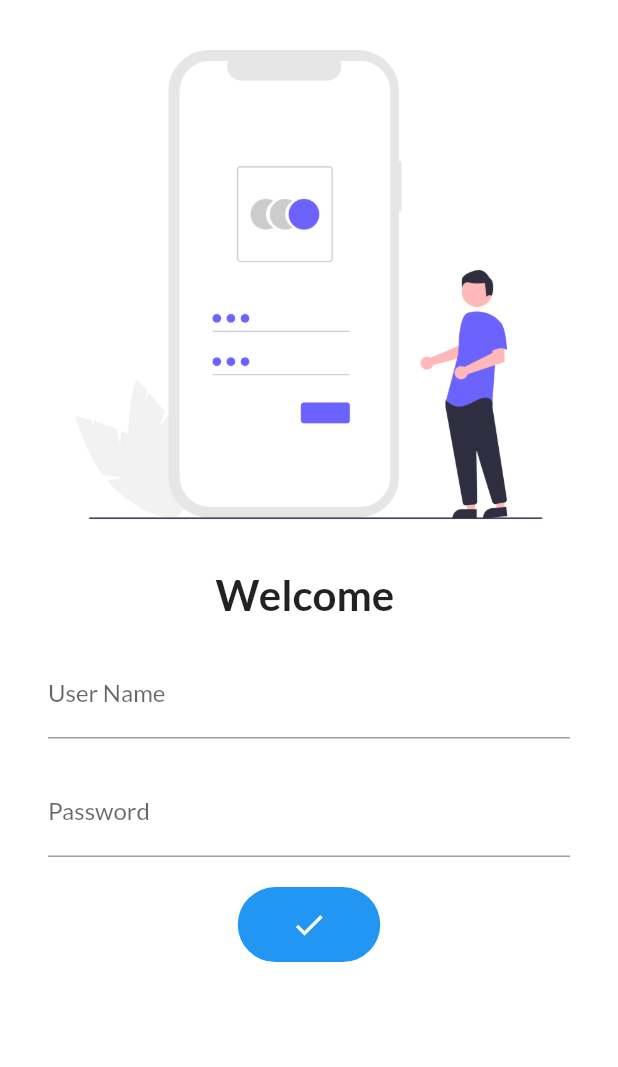
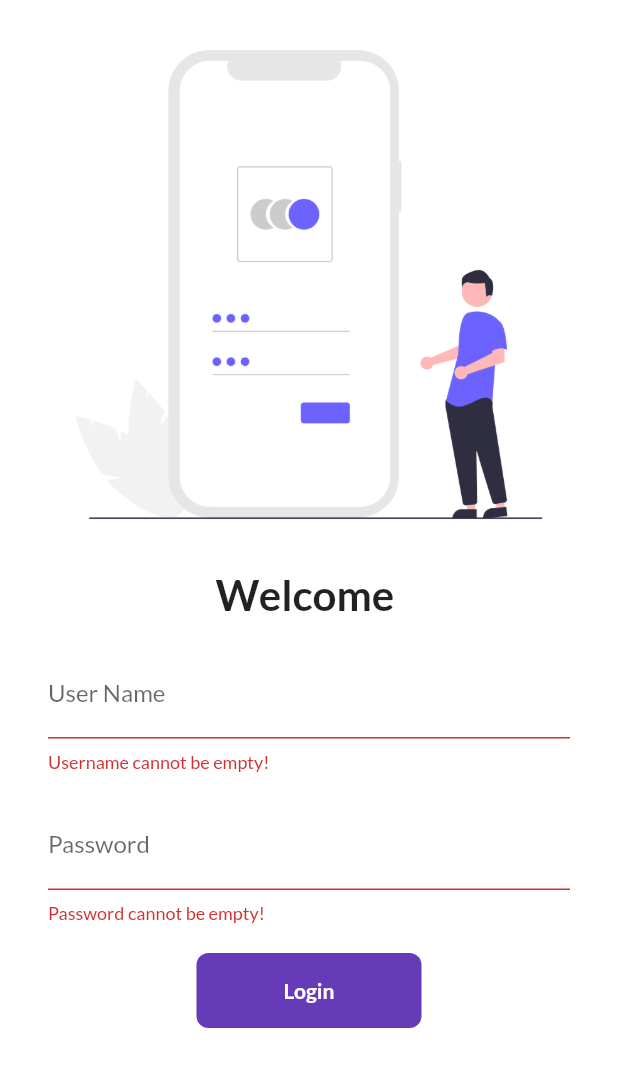
Before and after one commit to ritesh-15/flutter-tutorial, a Flutter app: the screen it shows after launch, after a tap on "Login", on a phone screen of 412 x 824 dp. Shown: the top 1067 px of the screen. Run offline on Flutter 3.47's test engine with Material 2 defaults, Android fonts, the phone set to English and light mode, and no system bars; our stand-ins replace google_fonts.

```diff
--- a/lib/pages/login_page.dart
+++ b/lib/pages/login_page.dart
@@ -12,10 +12,25 @@ class _LoginPageState extends State<LoginPage> {
   String name = "";
   bool changeButton = false;
 
+  final _formKey = GlobalKey<FormState>();
+
+  moveToHome(BuildContext context) async {
+    if (_formKey.currentState != null && _formKey.currentState!.validate()) {
+      setState(() => {changeButton = true});
+      await Future.delayed(Duration(seconds: 1));
+      await Navigator.pushNamed(context, NavigationRoutes.homeRoute);
+      setState(() {
+        changeButton = false;
+      });
+    }
+  }
+
   @override
   Widget build(BuildContext context) {
     return Material(
         color: Colors.white,
+        child: Form(
+          key: _formKey,
           child: Column(
             children: [
               Image.asset(
@@ -24,7 +39,8 @@ class _LoginPageState extends State<LoginPage> {
               ),
               Text(
                 "Welcome $name",
-              style: const TextStyle(fontSize: 28, fontWeight: FontWeight.bold),
+                style:
+                    const TextStyle(fontSize: 28, fontWeight: FontWeight.bold),
               ),
               const SizedBox(
                 height: 20,
@@ -35,7 +51,15 @@ class _LoginPageState extends State<LoginPage> {
                   children: [
                     TextFormField(
                       decoration: const InputDecoration(
-                        label: Text("User Name"), hintText: "Username"),
+                        label: Text("User Name"),
+                        hintText: "Username",
+                      ),
+                      validator: (value) {
+                        if (value != null && value.isEmpty) {
+                          return "Username cannot be empty!";
+                        }
+                        return null;
+                      },
                       onChanged: (value) {
                         name = value;
                         setState(() => {});
@@ -48,45 +72,45 @@ class _LoginPageState extends State<LoginPage> {
                       decoration: const InputDecoration(
                           label: Text("Password"), hintText: "Password"),
                       obscureText: true,
+                      validator: (value) {
+                        if (value != null && value.isEmpty) {
+                          return "Password cannot be empty!";
+                        } else if (value != null && value.length < 6) {
+                          return "Password length should be greater than 6!";
+                        }
+
+                        return null;
+                      },
                     ),
                     const SizedBox(
                       height: 20,
                     ),
-                  InkWell(
+                    Material(
+                      borderRadius:
+                          BorderRadius.circular(changeButton ? 50 : 8),
+                      color: Colors.deepPurple,
+                      child: InkWell(
                           child: AnimatedContainer(
                             width: changeButton ? 50 : 150,
                             height: 50,
-                      duration: const Duration(seconds: 2),
+                            duration: const Duration(seconds: 1),
                             alignment: Alignment.center,
-                      decoration: BoxDecoration(
-                          color: Colors.blue,
-                          borderRadius:
-                              BorderRadius.circular(changeButton ? 50 : 8)),
                             child: changeButton
                                 ? const Icon(Icons.done, color: Colors.white)
                                 : const Text(
                                     "Login",
-                              style: TextStyle(color: Colors.white),
+                                    style: TextStyle(
+                                        color: Colors.white,
+                                        fontWeight: FontWeight.bold),
                                   ),
                           ),
-                    onTap: () async {
-                      setState(() => {changeButton = true});
-                      await Future.delayed(Duration(seconds: 2));
-                      Navigator.pushNamed(context, NavigationRoutes.homeRoute);
-                    },
+                          onTap: () => moveToHome(context)),
                     )
-                  // ElevatedButton(
-                  //     child: const Text("Login"),
-                  //     onPressed: () => {
-                  //           Navigator.pushNamed(
-                  //               context, NavigationRoutes.homeRoute)
-                  //         },
-                  //     style: TextButton.styleFrom(
-                  //         minimumSize: const Size(100, 50)))
                   ],
                 ),
               )
             ],
+          ),
         ));
   }
 }
```
Lines whose indentation alone changed are shown as unchanged.
